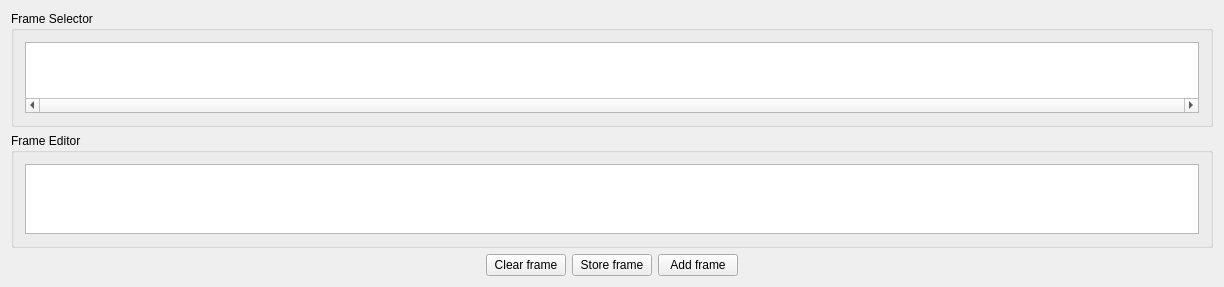
The window that simulatorwindow.ui (omicronns/qt-matrix-led-animations-editor) describes before a commit, drawn with Qt 5.
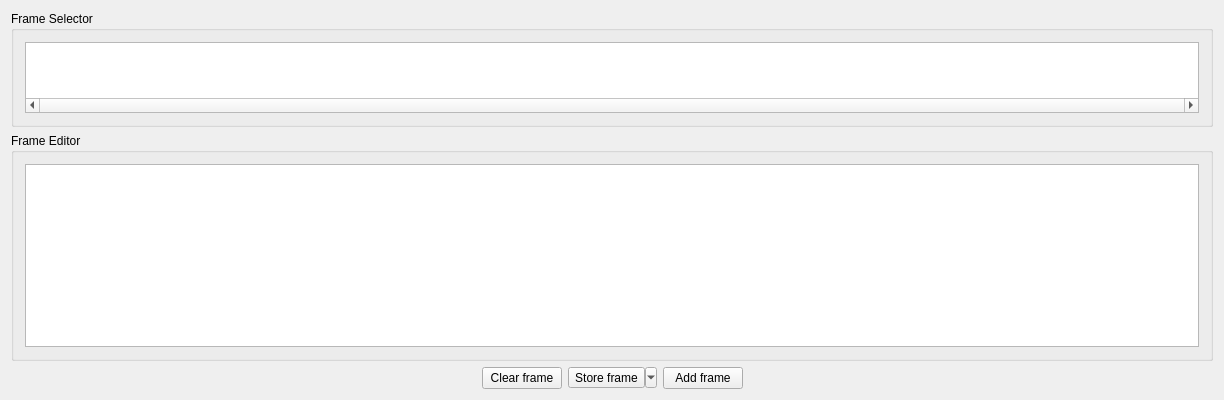
The same window after the commit. Custom widgets are drawn as their Qt base class.

The edit to the form file:
```diff
--- a/simulatorwindow.ui
+++ b/simulatorwindow.ui
@@ -7,7 +7,7 @@
     <x>0</x>
     <y>0</y>
     <width>1224</width>
-    <height>251</height>
+    <height>400</height>
    </rect>
   </property>
   <property name="sizePolicy">
@@ -147,10 +147,34 @@
         </widget>
        </item>
        <item>
-        <widget class="QPushButton" name="saveButton">
+        <widget class="QToolButton" name="advancedStoreButton">
+         <property name="sizePolicy">
+          <sizepolicy hsizetype="Minimum" vsizetype="Fixed">
+           <horstretch>0</horstretch>
+           <verstretch>0</verstretch>
+          </sizepolicy>
+         </property>
+         <property name="minimumSize">
+          <size>
+           <width>0</width>
+           <height>0</height>
+          </size>
+         </property>
          <property name="text">
           <string>Store frame</string>
          </property>
+         <property name="popupMode">
+          <enum>QToolButton::MenuButtonPopup</enum>
+         </property>
+         <property name="toolButtonStyle">
+          <enum>Qt::ToolButtonTextOnly</enum>
+         </property>
+         <property name="autoRaise">
+          <bool>false</bool>
+         </property>
+         <property name="arrowType">
+          <enum>Qt::DownArrow</enum>
+         </property>
         </widget>
        </item>
        <item>
```
Left out of the diff: 56 changed lines with no effect on the pictures.
